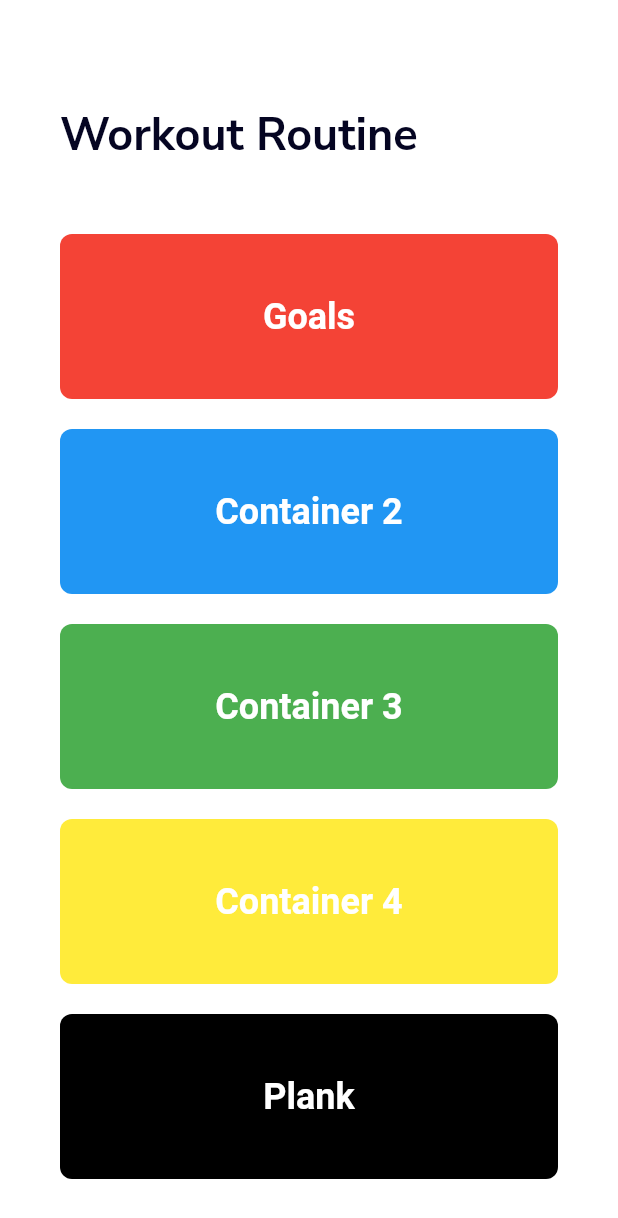
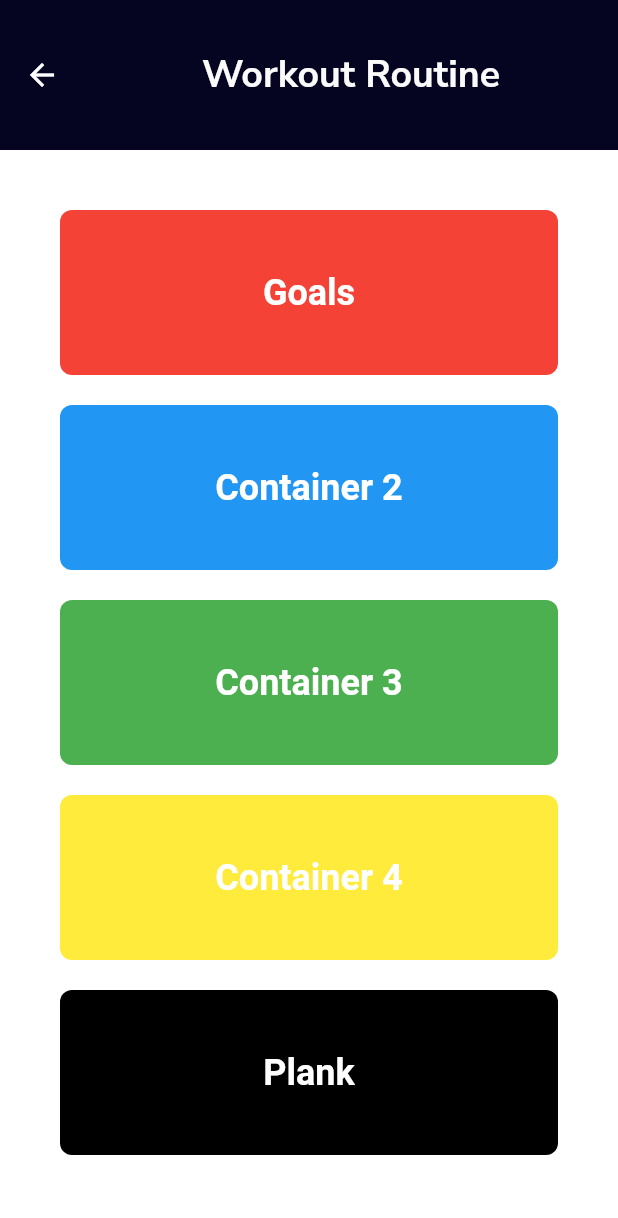
Before and after one commit to PMO-Kel7/Gymhouse, a Flutter app: the mainworkout screen opened directly, on a phone screen of 412 x 824 dp. Shown: the top 1218 px of the screen. Run offline on Flutter 3.47's test engine with Material 2 defaults, Android fonts, the phone set to English and light mode, and no system bars; our stand-ins replace cloud_firestore, firebase_auth, firebase_core, flick_video_player, flutter_svg, google_fonts and 3 more; missing offline and left inert: flutter_webview_plugin; accounts and stored records are empty; Roboto replaces fonts that are missing (Muli).

Commit message:
add appbar in membershipform.dart & mainwo.dart

```diff
--- a/gymhouse_project/lib/Components/WorkoutRoutine/mainwo.dart
+++ b/gymhouse_project/lib/Components/WorkoutRoutine/mainwo.dart
@@ -1,4 +1,3 @@
-import 'package:firebase_auth/firebase_auth.dart';
 import 'package:flutter/material.dart';
 import 'package:gymhouse_project/Components/WorkoutRoutine/goals.dart';
 import 'package:gymhouse_project/Components/WorkoutRoutine/planks.dart';
@@ -11,22 +10,21 @@ class mainworkout extends StatelessWidget {
   Widget build(BuildContext context) {
     return Scaffold(
       backgroundColor: Color.fromARGB(255, 255, 255, 255),
+      appBar: AppBar(
+        backgroundColor: Color(0xFF050522),
+        elevation: 0,
+        toolbarHeight: 100.0,
+        title: Center(
+          child: Text(
+            "Workout Routine",
+            style: mTitleStyleNameAppbar,
+          ),
+        ),
+      ),
       body: Container(
         padding: EdgeInsets.all(40),
         child: Column(
           children: [
-            Column(
-              crossAxisAlignment: CrossAxisAlignment.stretch,
-              children: [
-                SizedBox(
-                  height: 30,
-                ),
-                Text("Workout Routine", style: mTitleStyleMembership),
-                SizedBox(
-                  height: 45,
-                ),
-              ],
-            ),
             MenuContainer(
               title: 'Goals',
               color: Colors.red,
```
Also changed, not shown: gymhouse_project/lib/Components/Membership/membershipform.dart (+13 -6 lines).
